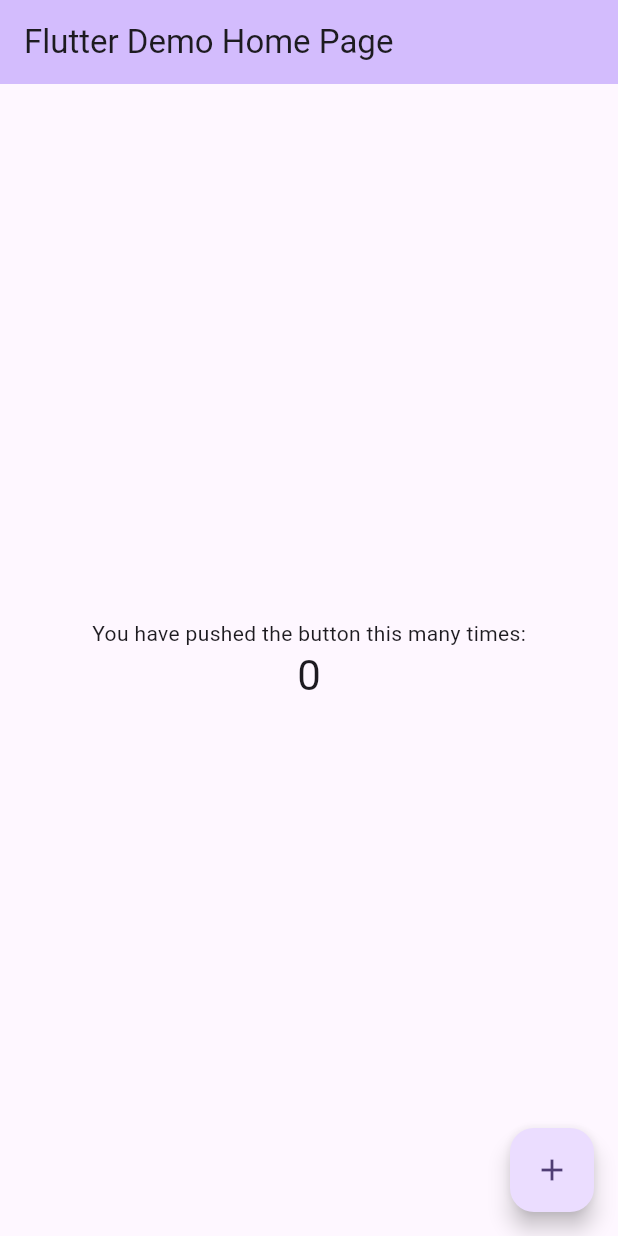
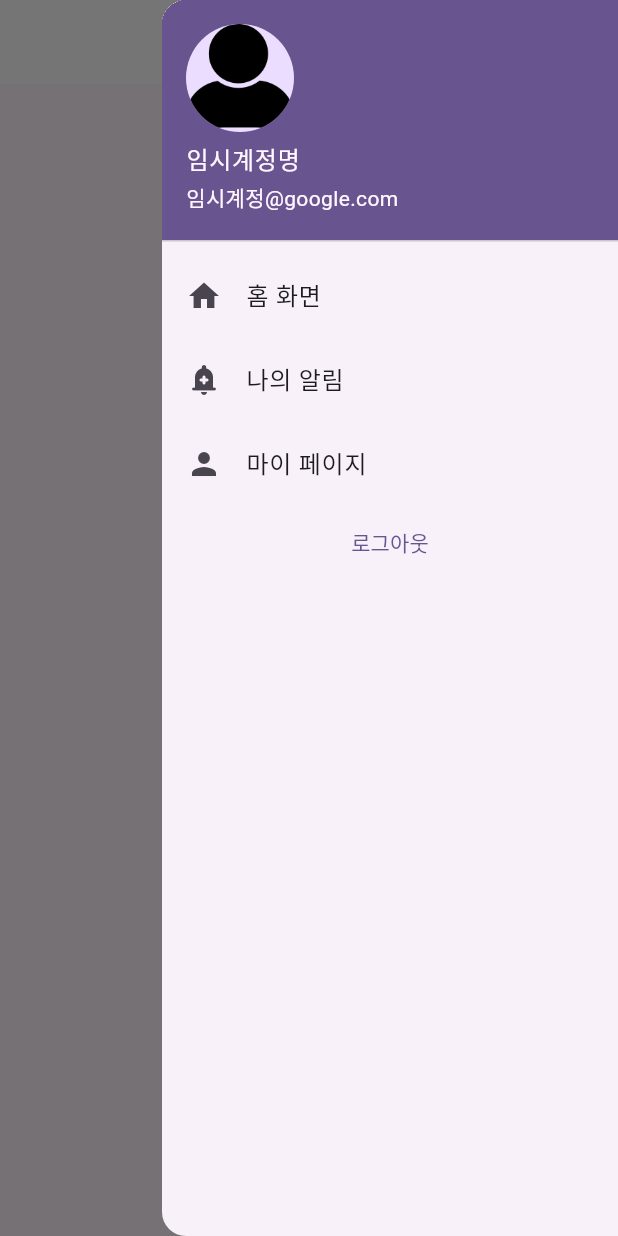
Before and after one commit to JangHyeonu/hackertohn_a, a Flutter app: the screen it shows after launch, with the side drawer open (before the commit the screen has no drawer), on a phone screen of 412 x 824 dp. Run offline on Flutter 3.47's test engine with Material 2 defaults, Android fonts, the phone set to English and light mode, and no system bars; our stand-ins replace cloud_firestore, firebase_core, go_router; accounts and stored records are empty.

```diff
--- /dev/null
+++ b/lib/_common/layout/default_layout.dart
@@ -0,0 +1,60 @@
+import 'package:flutter/cupertino.dart';
+import 'package:flutter/material.dart';
+import 'package:go_router/go_router.dart';
+
+class DefaultLayout extends StatelessWidget {
+  final bool appBarLeftUseYn;
+  final Widget child;
+
+  const DefaultLayout(
+      {required this.appBarLeftUseYn, required this.child, super.key});
+
+  @override
+  Widget build(BuildContext context) {
+    return Scaffold(
+      appBar: AppBar(
+        backgroundColor: Colors.white,
+      ),
+      // 앱바 상단 리스트바
+      endDrawer: Drawer(
+        child: ListView(
+          children: <Widget>[
+            const UserAccountsDrawerHeader(
+              currentAccountPicture: CircleAvatar(
+                backgroundImage: AssetImage("assets/image/temp_user.png"),
+              ),
+              accountName: Text("임시계정명"),
+              accountEmail: Text("임시계정@google.com"),
+            ),
+            ListTile(
+              leading: const Icon(Icons.home),
+              title: const Text('홈 화면'),
+              onTap: () {
+                if(context.canPop()) {
+                  context.pop();
+                }
+
+                context.go("/");
+              },
+            ),
+            ListTile(
+              leading: const Icon(Icons.add_alert_rounded),
+              title: const Text('나의 알림'),
+              onTap: () => {},
+            ),
+            ListTile(
+              leading: const Icon(Icons.person),
+              title: const Text('마이 페이지'),
+              onTap: () => {},
+            ),
+            TextButton(
+              onPressed: () {},
+              child: const Text("로그아웃"),
+            ),
+          ],
+        ),
+      ),
+      body: child,
+    );
+  }
+}
--- /dev/null
+++ b/lib/business/view/business_join_screen.dart
@@ -0,0 +1,16 @@
+import 'package:flutter/cupertino.dart';
+import 'package:seeya_hackthon_a/_common/layout/default_layout.dart';
+
+class BusinessJoinScreen extends StatelessWidget {
+  const BusinessJoinScreen({super.key});
+
+  @override
+  Widget build(BuildContext context) {
+    return const DefaultLayout(
+      appBarLeftUseYn: false,
+      child: Center(
+        child: Text("BusinessJoin"),
+      ),
+    );
+  }
+}
--- /dev/null
+++ b/lib/business/view/business_main_screen.dart
@@ -0,0 +1,16 @@
+import 'package:flutter/cupertino.dart';
+import 'package:seeya_hackthon_a/_common/layout/default_layout.dart';
+
+class BusinessMainScreen extends StatelessWidget {
+  const BusinessMainScreen({super.key});
+
+  @override
+  Widget build(BuildContext context) {
+    return const DefaultLayout(
+      appBarLeftUseYn: false,
+      child: Center(
+        child: Text("BusinessMain"),
+      ),
+    );
+  }
+}
--- a/lib/main.dart
+++ b/lib/main.dart
@@ -1,5 +1,10 @@
+import 'package:cloud_firestore/cloud_firestore.dart';
 import 'package:firebase_core/firebase_core.dart';
 import 'package:flutter/material.dart';
+import 'package:go_router/go_router.dart';
+import 'package:seeya_hackthon_a/_common/layout/default_layout.dart';
+import 'package:seeya_hackthon_a/business/view/business_join_screen.dart';
+import 'package:seeya_hackthon_a/business/view/business_main_screen.dart';
 import 'package:seeya_hackthon_a/firebase_options.dart';
 
 void main() async {
@@ -18,61 +23,49 @@ class MyApp extends StatelessWidget {
 
   @override
   Widget build(BuildContext context) {
-    return MaterialApp(
-      title: 'Flutter Demo',
+    return MaterialApp.router(
+      // 테마 설정
       theme: ThemeData(
         colorScheme: ColorScheme.fromSeed(seedColor: Colors.deepPurple),
         useMaterial3: true,
       ),
-      home: const MyHomePage(title: 'Flutter Demo Home Page'),
-      debugShowCheckedModeBanner: false,  // 앱바 상단에 debug 마크 지우기
+
+      // 앱바 상단에 debug 마크 지우기
+      debugShowCheckedModeBanner: false,
+
+      // 라우팅
+      routerConfig: GoRouter(
+        initialLocation: "/",
+        routes: [
+          GoRoute(
+            path: "/",
+            builder: (context, state) => const MyHomePage()
+          ),
+          GoRoute(
+            path: "/business",
+            routes: [
+              GoRoute(
+                path: "join",
+                builder: (context, state) => const BusinessJoinScreen(),
+              ),
+            ],
+            builder: (context, state) => const BusinessMainScreen()
+          ),
+        ],
+      ),
     );
   }
 }
 
-class MyHomePage extends StatefulWidget {
-  const MyHomePage({super.key, required this.title});
-
-  final String title;
-
-  @override
-  State<MyHomePage> createState() => _MyHomePageState();
-}
-
-class _MyHomePageState extends State<MyHomePage> {
-  int _counter = 0;
-
-  void _incrementCounter() {
-    setState(() {
-      _counter++;
-    });
-  }
+class MyHomePage extends StatelessWidget {
+  const MyHomePage({super.key});
 
   @override
   Widget build(BuildContext context) {
-    return Scaffold(
-      appBar: AppBar(
-        backgroundColor: Theme.of(context).colorScheme.inversePrimary,
-        title: Text(widget.title),
-      ),
-      body: Center(
-        child: Column(
-          mainAxisAlignment: MainAxisAlignment.center,
-          children: <Widget>[
-            const Text(
-              'You have pushed the button this many times:',
-            ),
-            Text(
-              '$_counter',
-              style: Theme.of(context).textTheme.headlineMedium,
-            ),
-          ],
-        ),
-      ),
-      floatingActionButton: FloatingActionButton(
-        onPressed: _incrementCounter,
-        tooltip: 'Increment',
-        child: const Icon(Icons.add),
+    return const DefaultLayout(
+      appBarLeftUseYn: false,
+      child: Center(
+        child: Text("A"),
       ),
     );
   }
```
Also changed, not shown: pubspec.yaml (+6 -2 lines), assets/image/temp_user.png (added), pubspec.lock, 1 other file.
